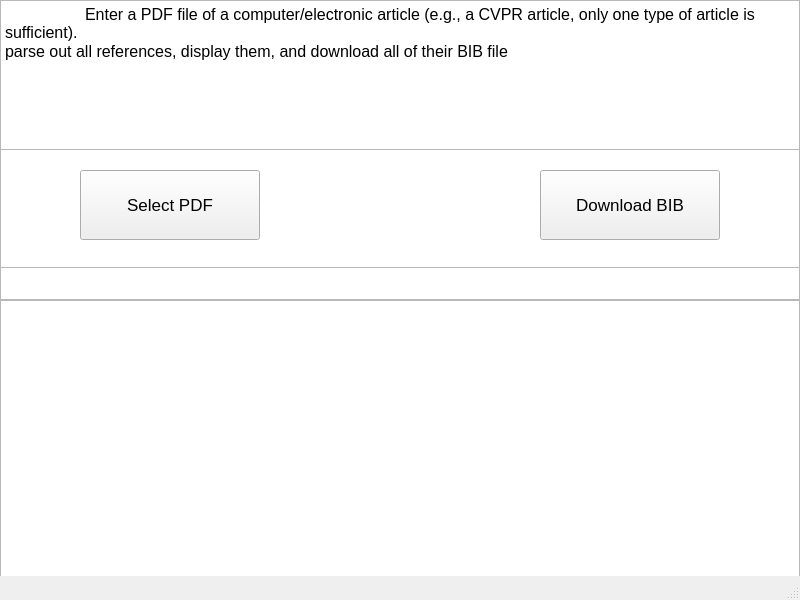
Old version of the form GUI/interface.ui in the repository ybbwcwaps/PDF2Bib.
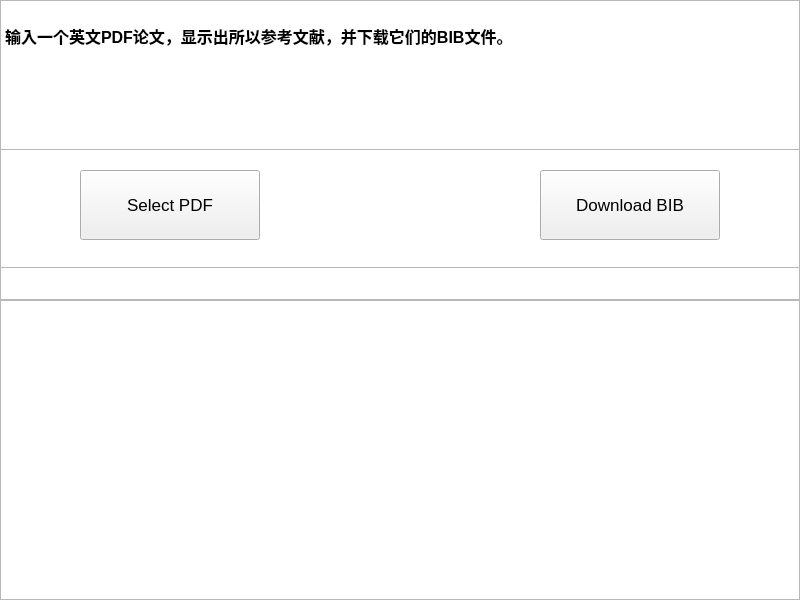
New version of the form. Icons and pictures are not drawn.

Commit message: 提高对参考文献处理的细节，并增加双击运行: run.bat

```diff
--- a/GUI/interface.ui
+++ b/GUI/interface.ui
@@ -10,6 +10,18 @@
     <height>600</height>
    </rect>
   </property>
+  <property name="minimumSize">
+   <size>
+    <width>800</width>
+    <height>600</height>
+   </size>
+  </property>
+  <property name="maximumSize">
+   <size>
+    <width>800</width>
+    <height>600</height>
+   </size>
+  </property>
   <property name="font">
    <font>
     <pointsize>12</pointsize>
@@ -61,8 +73,8 @@
 &lt;html&gt;&lt;head&gt;&lt;meta name=&quot;qrichtext&quot; content=&quot;1&quot; /&gt;&lt;style type=&quot;text/css&quot;&gt;
 p, li { white-space: pre-wrap; }
 &lt;/style&gt;&lt;/head&gt;&lt;body style=&quot; font-family:'SimSun'; font-size:9pt; font-weight:400; font-style:normal;&quot;&gt;
-&lt;p style=&quot; margin-top:0px; margin-bottom:0px; margin-left:0px; margin-right:0px; -qt-block-indent:0; text-indent:0px;&quot;&gt;&lt;span style=&quot; font-size:12pt;&quot;&gt;	Enter a PDF file of a computer/electronic article (e.g., a CVPR article, only one type of article is sufficient).&lt;/span&gt;&lt;/p&gt;
-&lt;p style=&quot; margin-top:0px; margin-bottom:0px; margin-left:0px; margin-right:0px; -qt-block-indent:0; text-indent:0px;&quot;&gt;&lt;span style=&quot; font-size:12pt;&quot;&gt;parse out all references, display them, and download all of their BIB file&lt;/span&gt;&lt;/p&gt;&lt;/body&gt;&lt;/html&gt;</string>
+&lt;p style=&quot; margin-top:0px; margin-bottom:0px; margin-left:0px; margin-right:0px; -qt-block-indent:0; text-indent:0px;&quot;&gt;&lt;span style=&quot; font-size:12pt;&quot;&gt;	&lt;/span&gt;&lt;/p&gt;
+&lt;p style=&quot; margin-top:0px; margin-bottom:0px; margin-left:0px; margin-right:0px; -qt-block-indent:0; text-indent:0px;&quot;&gt;&lt;span style=&quot; font-size:12pt; font-weight:600;&quot;&gt;输入一个英文PDF论文，显示出所以参考文献，并下载它们的BIB文件。&lt;/span&gt;&lt;/p&gt;&lt;/body&gt;&lt;/html&gt;</string>
     </property>
    </widget>
    <widget class="QTextBrowser" name="OutPrint">
@@ -139,7 +151,6 @@
    <zorder>DownloadBIB</zorder>
    <zorder>Doing</zorder>
   </widget>
-  <widget class="QStatusBar" name="statusbar"/>
  </widget>
  <resources>
   <include location="../resources/background.qrc"/>
```
Left out of the diff: 5 changed lines with no effect on the pictures. The commit also changes 8 other files.
